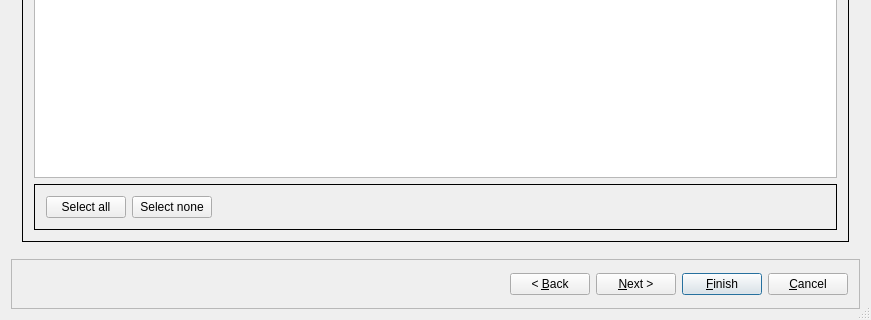
Qt form src/firewallfabrik/gui/ui/compileinstalldialog_q.ui (Linuxfabrik/firewallfabrik) before a commit; both pictures show x 0 to 871 and y 302 to 622 of the 871 by 622 pixel window.
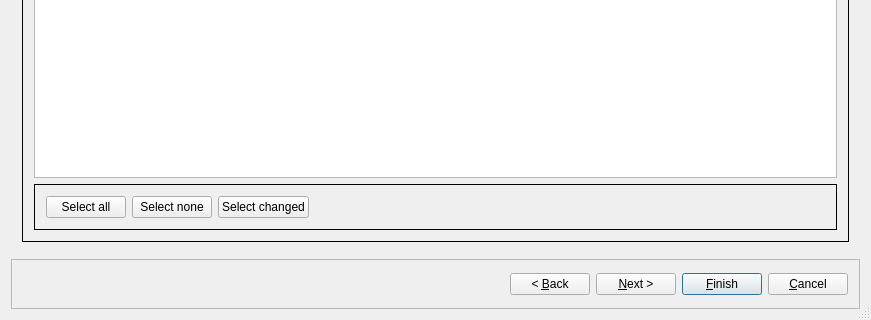
The same form after that commit. The open tabs and pages were chosen to show the change.

Commit message: feat(gui): highlight and select by default changed firewall in the compile dialog

Patch:
```diff
--- a/src/firewallfabrik/gui/ui/compileinstalldialog_q.ui
+++ b/src/firewallfabrik/gui/ui/compileinstalldialog_q.ui
@@ -174,7 +174,7 @@
                <property name="margin">
                 <number>11</number>
                </property>
-               <item row="0" column="2">
+               <item row="0" column="3">
                 <spacer>
                  <property name="orientation">
                   <enum>Qt::Orientation::Horizontal</enum>
@@ -204,6 +204,13 @@
                  </property>
                 </widget>
                </item>
+               <item row="0" column="2">
+                <widget class="QPushButton" name="selectChangedButton">
+                 <property name="text">
+                  <string>Select changed</string>
+                 </property>
+                </widget>
+               </item>
               </layout>
              </widget>
             </item>
```
Left out of the diff: 16 changed lines with no effect on the pictures. The commit also changes 1 other file.
